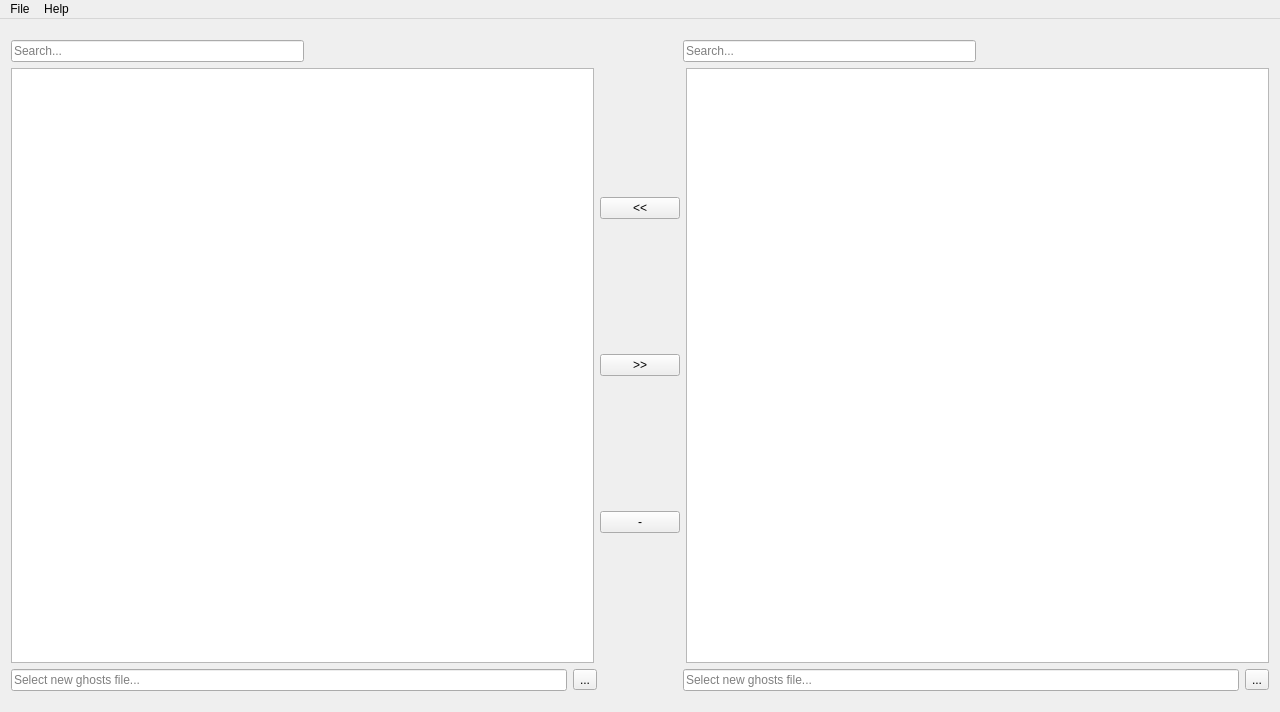
burninrubber0/AoRGhostManager, file Ui/AoRGhostManager.ui: the form before one commit.
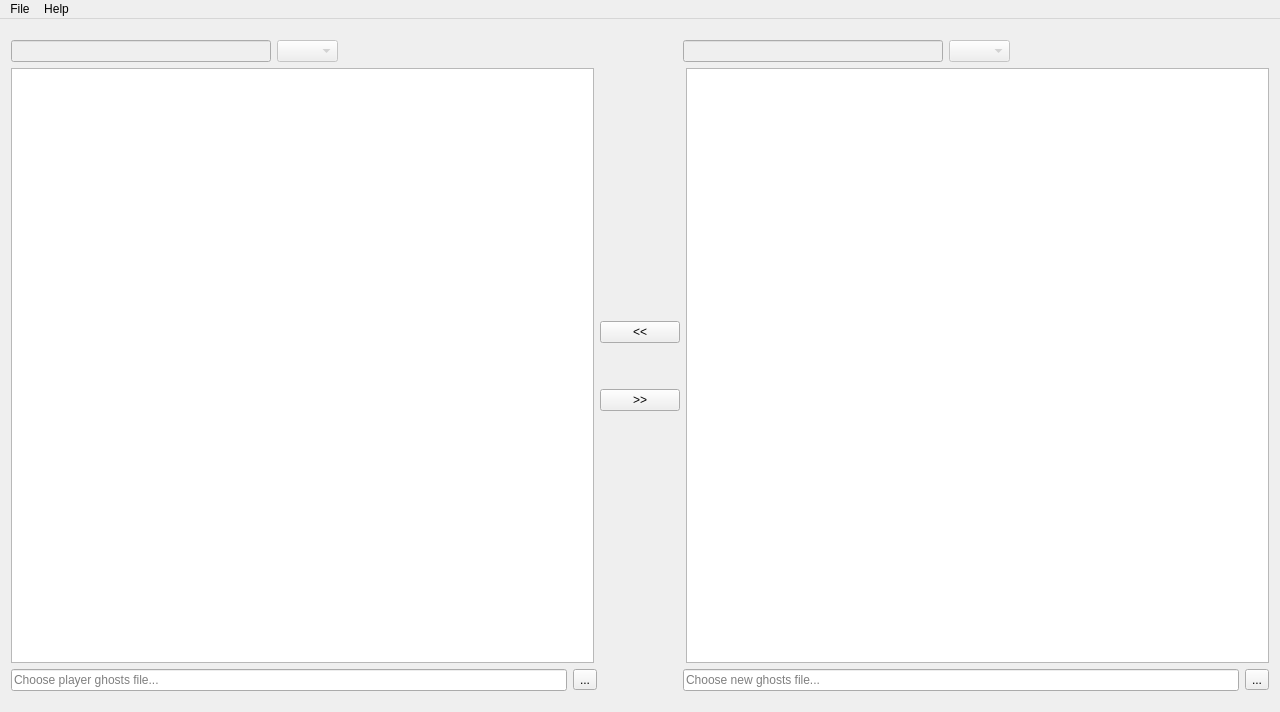
The form after the commit. Icons and pictures are not drawn.

Commit message:
Search fields, row colors, and working transfer buttons
Among other things I can't remember

```diff
--- a/Ui/AoRGhostManager.ui
+++ b/Ui/AoRGhostManager.ui
@@ -28,14 +28,47 @@
         </property>
         <item>
          <widget class="QLineEdit" name="lnPlayerGhostSearch">
+          <property name="enabled">
+           <bool>false</bool>
+          </property>
           <property name="text">
            <string/>
           </property>
           <property name="placeholderText">
-           <string>Search...</string>
+           <string/>
           </property>
          </widget>
         </item>
+        <item>
+         <widget class="QComboBox" name="cboPlayerSearch">
+          <property name="enabled">
+           <bool>false</bool>
+          </property>
+          <property name="currentIndex">
+           <number>-1</number>
+          </property>
+          <item>
+           <property name="text">
+            <string>All</string>
+           </property>
+          </item>
+          <item>
+           <property name="text">
+            <string>Map</string>
+           </property>
+          </item>
+          <item>
+           <property name="text">
+            <string>Class</string>
+           </property>
+          </item>
+          <item>
+           <property name="text">
+            <string>Car</string>
+           </property>
+          </item>
+         </widget>
+        </item>
         <item>
          <spacer name="spcSearch1">
           <property name="orientation">
@@ -67,14 +100,47 @@
         </item>
         <item>
          <widget class="QLineEdit" name="lnNewGhostSearch">
+          <property name="enabled">
+           <bool>false</bool>
+          </property>
           <property name="text">
            <string/>
           </property>
           <property name="placeholderText">
-           <string>Search...</string>
+           <string/>
           </property>
          </widget>
         </item>
+        <item>
+         <widget class="QComboBox" name="cboNewSearch">
+          <property name="enabled">
+           <bool>false</bool>
+          </property>
+          <property name="currentIndex">
+           <number>-1</number>
+          </property>
+          <item>
+           <property name="text">
+            <string>All</string>
+           </property>
+          </item>
+          <item>
+           <property name="text">
+            <string>Map</string>
+           </property>
+          </item>
+          <item>
+           <property name="text">
+            <string>Class</string>
+           </property>
+          </item>
+          <item>
+           <property name="text">
+            <string>Car</string>
+           </property>
+          </item>
+         </widget>
+        </item>
         <item>
          <spacer name="spcSearch3">
           <property name="orientation">
@@ -97,6 +163,19 @@
         </item>
         <item>
          <layout class="QVBoxLayout" name="vlytTableButtons">
+          <item>
+           <spacer name="verticalSpacer_2">
+            <property name="orientation">
+             <enum>Qt::Vertical</enum>
+            </property>
+            <property name="sizeHint" stdset="0">
+             <size>
+              <width>20</width>
+              <height>40</height>
+             </size>
+            </property>
+           </spacer>
+          </item>
           <item>
            <widget class="QPushButton" name="btnTransferLeft">
             <property name="text">
@@ -104,6 +183,22 @@
             </property>
            </widget>
           </item>
+          <item>
+           <spacer name="verticalSpacer_3">
+            <property name="orientation">
+             <enum>Qt::Vertical</enum>
+            </property>
+            <property name="sizeType">
+             <enum>QSizePolicy::Minimum</enum>
+            </property>
+            <property name="sizeHint" stdset="0">
+             <size>
+              <width>20</width>
+              <height>40</height>
+             </size>
+            </property>
+           </spacer>
+          </item>
           <item>
            <widget class="QPushButton" name="btnTransferRight">
             <property name="text">
@@ -112,11 +207,17 @@
            </widget>
           </item>
           <item>
-           <widget class="QPushButton" name="btnRemoveGhosts">
-            <property name="text">
-             <string>-</string>
+           <spacer name="verticalSpacer">
+            <property name="orientation">
+             <enum>Qt::Vertical</enum>
             </property>
-           </widget>
+            <property name="sizeHint" stdset="0">
+             <size>
+              <width>20</width>
+              <height>40</height>
+             </size>
+            </property>
+           </spacer>
           </item>
          </layout>
         </item>
@@ -136,7 +237,7 @@
            <string/>
           </property>
           <property name="placeholderText">
-           <string>Select new ghosts file...</string>
+           <string>Choose player ghosts file...</string>
           </property>
          </widget>
         </item>
@@ -169,7 +270,7 @@
            <string/>
           </property>
           <property name="placeholderText">
-           <string>Select new ghosts file...</string>
+           <string>Choose new ghosts file...</string>
           </property>
          </widget>
         </item>
```
Left out of the diff: 12 changed lines with no effect on the pictures. The commit also changes 2 other files.
